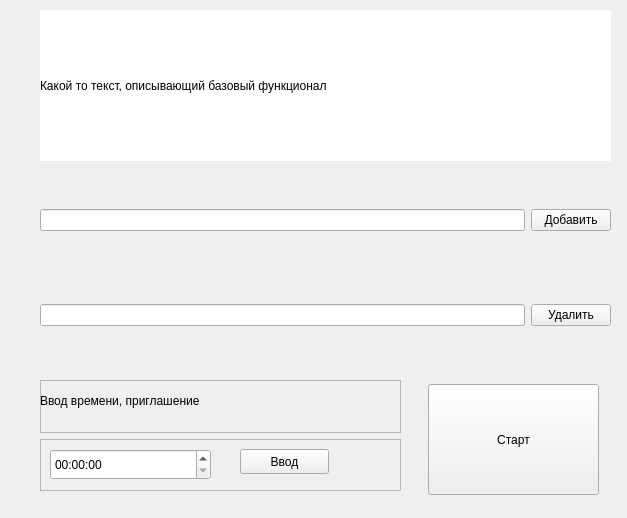
Qt form main_standalone_window.ui (de-brasi/auto-comment-for-vk) before a commit.
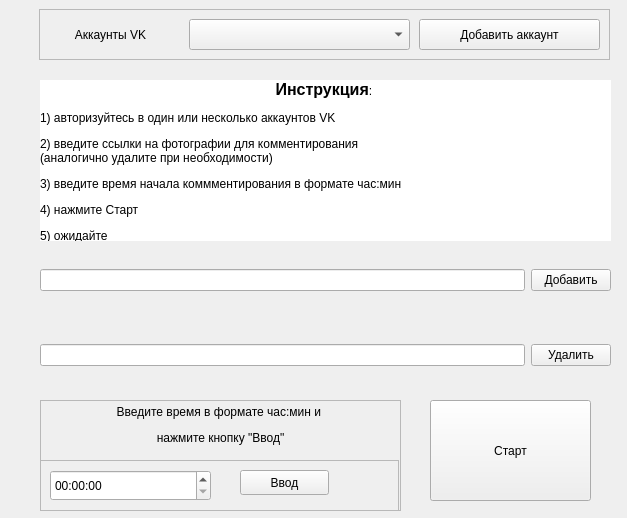
The same form after that commit.

Commit message: add vk accounts field and description

The edit to the form file:
```diff
--- a/main_standalone_window.ui
+++ b/main_standalone_window.ui
@@ -39,26 +39,26 @@
     <property name="geometry">
      <rect>
       <x>40</x>
-      <y>10</y>
+      <y>80</y>
       <width>571</width>
-      <height>151</height>
+      <height>161</height>
      </rect>
     </property>
     <property name="mouseTracking">
-     <bool>false</bool>
+     <bool>true</bool>
     </property>
     <property name="styleSheet">
      <string notr="true">background-color: #ffffff</string>
     </property>
     <property name="text">
-     <string>Какой то текст, описывающий базовый функционал</string>
+     <string>&lt;html&gt;&lt;head/&gt;&lt;body&gt;&lt;p align=&quot;center&quot;&gt;&lt;span style=&quot; font-size:12pt; font-weight:600;&quot;&gt;Инструкция&lt;/span&gt;: &lt;/p&gt;&lt;p&gt;1) авторизуйтесь в один или несколько аккаунтов VK &lt;/p&gt;&lt;p&gt;2) введите ссылки на фотографии для комментирования&lt;br/&gt;(аналогично удалите при необходимости)&lt;/p&gt;&lt;p&gt;3) введите время начала коммментирования в формате час:мин &lt;/p&gt;&lt;p&gt;4) нажмите Старт &lt;/p&gt;&lt;p&gt;5) ожидайте&lt;/p&gt;&lt;/body&gt;&lt;/html&gt;</string>
     </property>
    </widget>
    <widget class="QWidget" name="horizontalLayoutWidget">
     <property name="geometry">
      <rect>
       <x>40</x>
-      <y>190</y>
+      <y>250</y>
       <width>571</width>
       <height>61</height>
      </rect>
@@ -80,7 +80,7 @@
     <property name="geometry">
      <rect>
       <x>40</x>
-      <y>280</y>
+      <y>320</y>
       <width>571</width>
       <height>71</height>
      </rect>
@@ -102,7 +102,7 @@
     <property name="geometry">
      <rect>
       <x>40</x>
-      <y>380</y>
+      <y>400</y>
       <width>361</width>
       <height>111</height>
      </rect>
@@ -121,18 +121,23 @@
          <rect>
           <x>0</x>
           <y>0</y>
-          <width>211</width>
-          <height>41</height>
+          <width>361</width>
+          <height>51</height>
          </rect>
         </property>
         <property name="text">
-         <string>Ввод времени, приглашение</string>
+         <string>&lt;html&gt;&lt;head/&gt;&lt;body&gt;&lt;p align=&quot;center&quot;&gt;Введите время в формате час:мин и &lt;/p&gt;&lt;p align=&quot;center&quot;&gt;нажмите кнопку &amp;quot;Ввод&amp;quot;&lt;/p&gt;&lt;/body&gt;&lt;/html&gt;</string>
         </property>
        </widget>
-      </widget>
-     </item>
-     <item>
       <widget class="QFrame" name="TimeEntryFrame">
+        <property name="geometry">
+         <rect>
+          <x>0</x>
+          <y>60</y>
+          <width>359</width>
+          <height>51</height>
+         </rect>
+        </property>
        <property name="frameShape">
         <enum>QFrame::StyledPanel</enum>
        </property>
@@ -166,27 +171,81 @@
         </property>
        </widget>
       </widget>
+      </widget>
      </item>
     </layout>
    </widget>
    <widget class="QPushButton" name="start_script_button">
     <property name="geometry">
      <rect>
-      <x>428</x>
-      <y>384</y>
-      <width>171</width>
-      <height>111</height>
+      <x>430</x>
+      <y>400</y>
+      <width>161</width>
+      <height>101</height>
      </rect>
     </property>
     <property name="text">
      <string>Старт</string>
     </property>
    </widget>
+   <widget class="QFrame" name="frame">
+    <property name="geometry">
+     <rect>
+      <x>39</x>
+      <y>9</y>
+      <width>571</width>
+      <height>51</height>
+     </rect>
+    </property>
+    <property name="frameShape">
+     <enum>QFrame::StyledPanel</enum>
+    </property>
+    <property name="frameShadow">
+     <enum>QFrame::Raised</enum>
+    </property>
+    <widget class="QComboBox" name="comboBox">
+     <property name="geometry">
+      <rect>
+       <x>150</x>
+       <y>10</y>
+       <width>221</width>
+       <height>31</height>
+      </rect>
+     </property>
+    </widget>
+    <widget class="QPushButton" name="pushButton">
+     <property name="geometry">
+      <rect>
+       <x>380</x>
+       <y>10</y>
+       <width>181</width>
+       <height>31</height>
+      </rect>
+     </property>
+     <property name="text">
+      <string>Добавить аккаунт</string>
+     </property>
+    </widget>
+    <widget class="QLabel" name="label">
+     <property name="geometry">
+      <rect>
+       <x>6</x>
+       <y>16</y>
+       <width>131</width>
+       <height>21</height>
+      </rect>
+     </property>
+     <property name="text">
+      <string>&lt;html&gt;&lt;head/&gt;&lt;body&gt;&lt;p align=&quot;center&quot;&gt;Аккаунты VK&lt;/p&gt;&lt;/body&gt;&lt;/html&gt;</string>
+     </property>
+    </widget>
+   </widget>
    <zorder>horizontalLayoutWidget</zorder>
    <zorder>horizontalLayoutWidget_2</zorder>
    <zorder>MainTextAboutUsage</zorder>
    <zorder>verticalLayoutWidget</zorder>
    <zorder>start_script_button</zorder>
+   <zorder>frame</zorder>
   </widget>
  </widget>
  <resources/>
```
Lines whose indentation alone changed are shown as unchanged. The commit also changes 1 other file.
